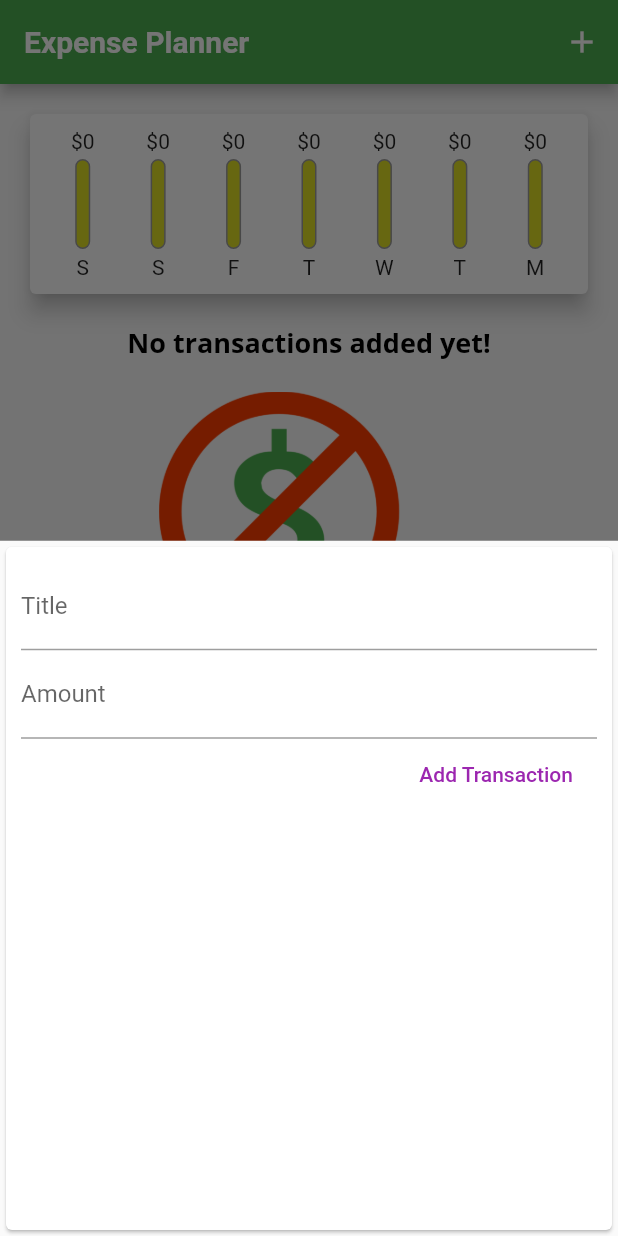
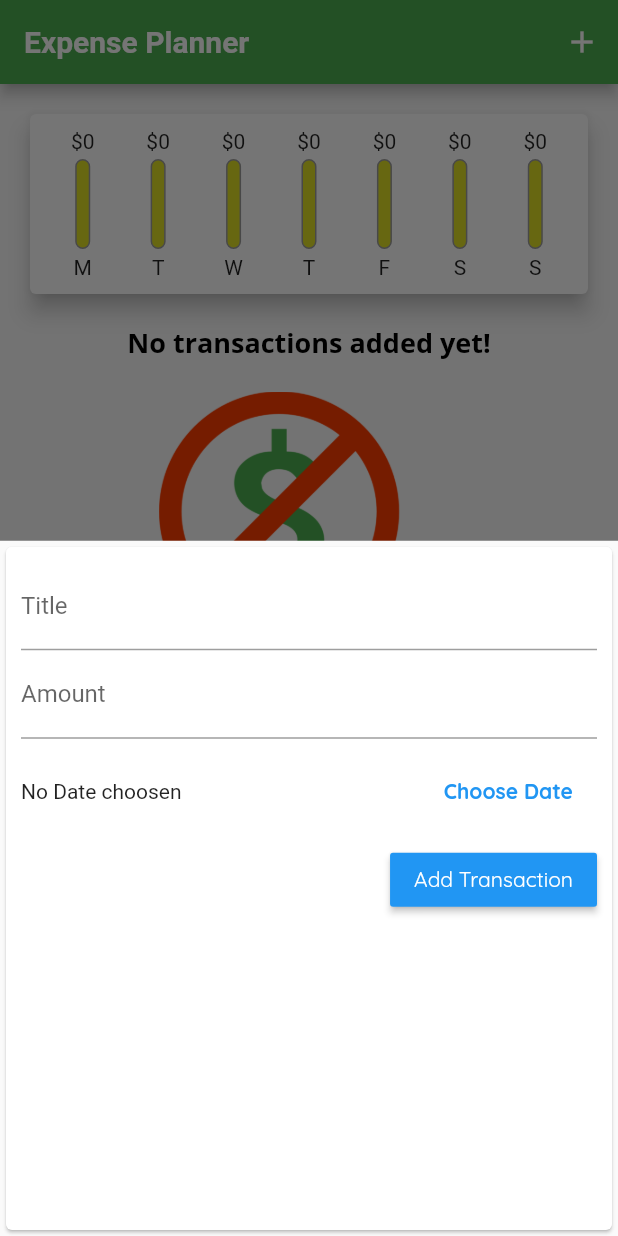
Before and after one commit to kaisirahmed/Expense-Planner, a Flutter app: the screen it shows after launch, after a tap on the "add" icon, on a phone screen of 412 x 824 dp. Run offline on Flutter 3.47's test engine with Material 2 defaults, Android fonts, the phone set to English and light mode, and no system bars.

Commit message:
Date choose option added

```diff
--- a/lib/main.dart
+++ b/lib/main.dart
@@ -20,12 +20,16 @@
       theme: ThemeData(
         fontFamily: 'Quicksand',
         textTheme: ThemeData.light().textTheme.copyWith(
-          bodyText1: const TextStyle(
+          bodyText1: TextStyle(
             color: Colors.black,
             fontFamily: 'OpenSans',
             fontWeight: FontWeight.bold,
             fontSize: 18,
-          ),),
+          ),
+          button: TextStyle(
+            color: Colors.white,
+          ),
+        ),
         appBarTheme: AppBarTheme(
           toolbarTextStyle: ThemeData.light().textTheme.copyWith(
             bodyText1: const TextStyle(
@@ -73,12 +77,12 @@
     }).toList();
   }
 
-  void _addNewTransaction(String txTitle, double txAmount) {
+  void _addNewTransaction(String txTitle, double txAmount, DateTime choosenDate) {
     final newTx =
         Transaction(
           title: txTitle,
           amount: txAmount,
-          date: DateTime.now(),
+          date: choosenDate,
           id: DateTime.now().toString(),
         );
 
--- a/lib/widgets/chart.dart
+++ b/lib/widgets/chart.dart
@@ -31,7 +31,7 @@
         'day': DateFormat.E().format(weekDay).substring(0, 1),
         'amount': totalSum
       };
-    });
+    }).reversed.toList();
   }
 
   double get totalSpending {
--- a/lib/widgets/new_transaction.dart
+++ b/lib/widgets/new_transaction.dart
@@ -1,5 +1,6 @@
 import 'package:flutter/material.dart';
 import 'package:flutter/services.dart';
+import 'package:intl/intl.dart';
 
 class NewTransaction extends StatefulWidget {
   final Function addTx;
@@ -11,24 +12,46 @@
 }
 
 class _NewTransactionState extends State<NewTransaction> {
-  final titleController = TextEditingController();
+  final _titleController = TextEditingController();
 
-  final amountController = TextEditingController();
+  final _amountController = TextEditingController();
 
-  void submitData(){
-    final enteredTitle = titleController.text;
-    final enteredAmount = double.parse(amountController.text);
+  DateTime? _selectedDate;
 
-    if(enteredTitle.isEmpty || enteredAmount <= 0){
+  void _submitData(){
+    if(_amountController.text.isEmpty){
+      return;
+    }
+    final enteredTitle = _titleController.text;
+  final enteredAmount = double.parse(_amountController.text);
+
+    if(enteredTitle.isEmpty || enteredAmount <= 0 || _selectedDate == null){
       return;
     }
 
     widget.addTx(
       enteredTitle,
       enteredAmount,
+      _selectedDate,
     );
 
     Navigator.of(context).pop();
+  }
+
+  void _presentDatePicker(){
+    showDatePicker(
+      context: context,
+      initialDate: DateTime.now(),
+      firstDate: DateTime(2019),
+      lastDate: DateTime.now()
+      ).then((pickedDate) {
+        if(pickedDate == null){
+          return;
+        }
+        setState(() {
+          _selectedDate = pickedDate;
+        });
+      });
   }
 
   @override
@@ -41,25 +64,51 @@
           children: <Widget>[
             TextField(
               decoration: const InputDecoration(labelText: 'Title'),
-              controller: titleController,
-              onSubmitted: (_) => submitData(),
+              controller: _titleController,
+              onSubmitted: (_) => _submitData(),
               // onChanged: (val) {
               //   titleInput = val;
               // },
             ),
             TextField(
               decoration: const InputDecoration(labelText: 'Amount'),
-              controller: amountController,
+              controller: _amountController,
               keyboardType: TextInputType.number,
-              onSubmitted: (_) => submitData(),
+              onSubmitted: (_) => _submitData(),
               // onChanged: (val) {
               //   amountInput = val;
               // },
             ),
-            FlatButton(
+            Container(
+              height: 70,
+              child: Row(
+                children: <Widget>[
+                  // ignore: unnecessary_null_comparison
+                  Expanded(
+                    child:Text(
+                      _selectedDate == null
+                      ? 'No Date choosen'
+                      : 'Picked Date: ${DateFormat.yMd().format(_selectedDate!)}',
+                    ),
+                  ),
+                  FlatButton(
+                    textColor: Theme.of(context).primaryColor,
+                    child: const Text(
+                      'Choose Date',
+                      style: TextStyle(
+                        fontWeight: FontWeight.bold,
+                        ),
+                      ),
+                    onPressed: _presentDatePicker,
+                  ),
+                ],
+              ),
+            ),
+            RaisedButton(
               child: const Text('Add Transaction'),
-              textColor: Colors.purple,
-              onPressed: submitData,
+              color: Theme.of(context).primaryColor,
+              textColor: Theme.of(context).textTheme.button?.color,
+              onPressed: _submitData,
             )
           ],
         ),
```
